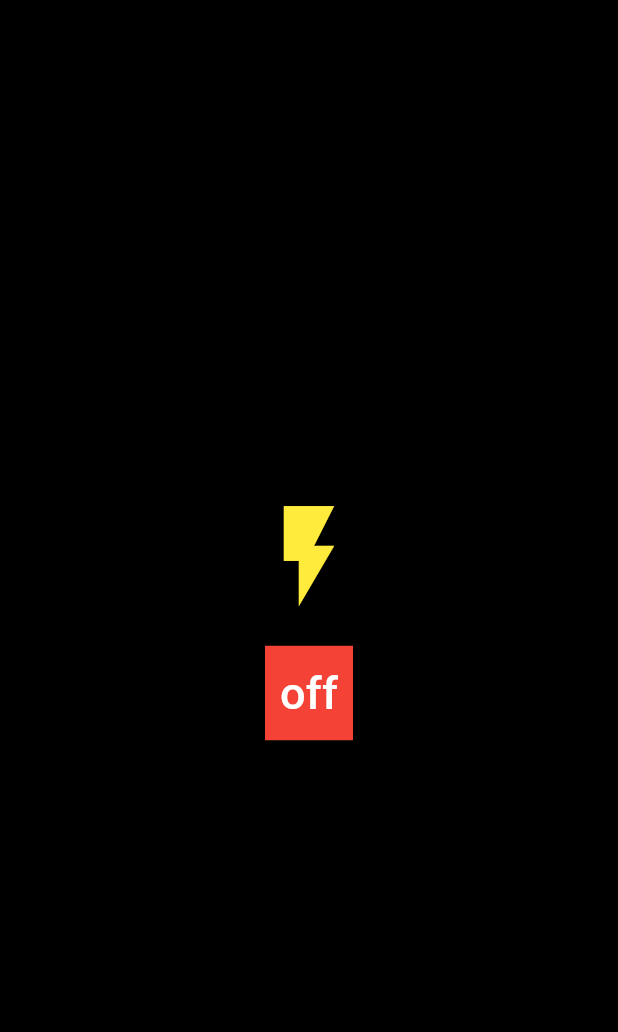
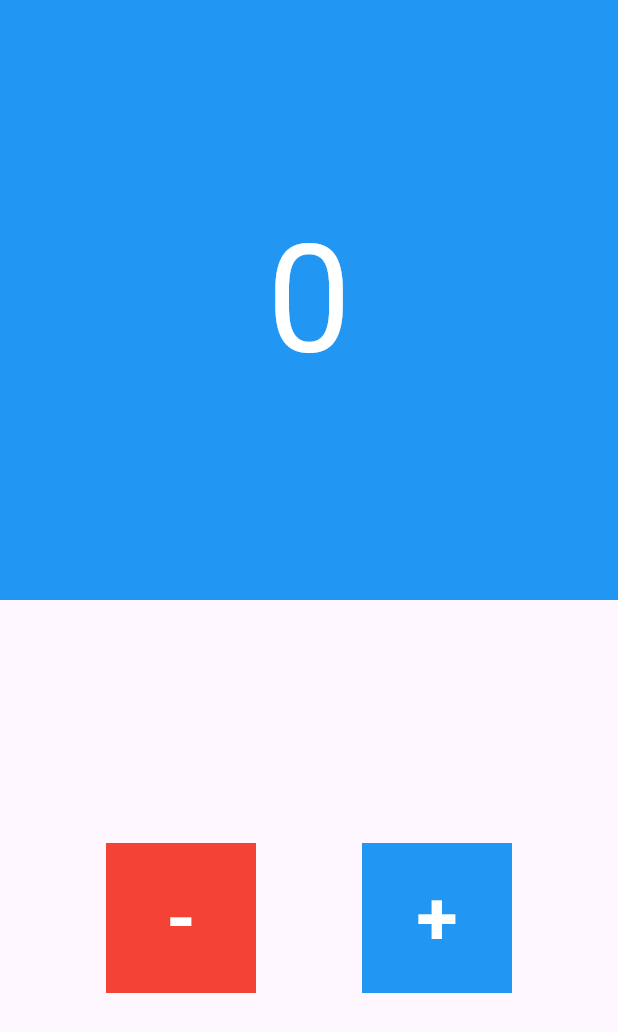
Before and after one commit to kirolos2550/counter, a Flutter app: the screen it shows after launch, on a phone screen of 412 x 824 dp. Shown: the top 1032 px of the screen. Run offline on Flutter 3.47's test engine with Material 3 defaults, Android fonts, the phone set to English and light mode, and no system bars.

Commit message:
add counter

```diff
--- /dev/null
+++ b/lib/counter.dart
@@ -0,0 +1,112 @@
+
+import 'package:flutter/material.dart';
+
+class counter extends StatefulWidget {
+  const counter({
+    super.key,
+  });
+
+  @override
+  State<counter> createState() => _CounterState();
+}
+
+class _CounterState extends State<counter> {
+  int counter = 0;
+  @override
+  Widget build(BuildContext context) {
+    return Scaffold(
+      body: Column(
+        children: [
+          counter_content(
+            counter: counter,
+          ),
+          const Spacer(),
+          Row(
+            mainAxisAlignment: MainAxisAlignment.spaceEvenly,
+            children: [
+              counterbtn(
+                data: '-',
+                color: Colors.red,
+                myOnTab: () {
+                  setState(() {
+                    if (counter <= 0) {
+                      counter = 0;
+                    } else {
+                      counter--;
+                    }
+                  });
+                },
+              ),
+              counterbtn(
+                data: '+',
+                myOnTab: () {
+                  setState(() {
+                    if (counter >= 10) {
+                      counter = 10;
+                    } else {
+                      counter++;
+                    }
+                  });
+                },
+              )
+            ],
+          ),
+          const Spacer()
+        ],
+      ),
+    );
+  }
+}
+
+
+class counter_content extends StatelessWidget {
+  final int counter;
+  const counter_content({
+    super.key,required this.counter
+  });
+
+  @override
+  Widget build(BuildContext context) {
+    return Container(
+      alignment: Alignment.center,
+      width: double.infinity,
+      height: 400,
+      color: Colors.blue,
+      child: Text(
+        '$counter',
+        style: TextStyle(color: Colors.white, fontSize: 100),
+      ),
+    );
+  }
+}
+
+
+class counterbtn extends StatelessWidget {
+  final String data;
+  final Color color;
+  void Function()? myOnTab ;
+  counterbtn({
+    super.key,
+    required this.data,
+    this.color = Colors.blue,
+    required this.myOnTab
+  });
+
+  @override
+  Widget build(BuildContext context) {
+    return InkWell(
+      onTap: myOnTab,
+      child: Container(
+        alignment: Alignment.center,
+        color: color,
+        width: 100,
+        height: 100,
+        child: Text(
+          data,
+          style: TextStyle(
+              color: Colors.white, fontWeight: FontWeight.bold, fontSize: 50),
+        ),
+      ),
+    );
+  }
+}
--- a/lib/main.dart
+++ b/lib/main.dart
@@ -1,6 +1,10 @@
+// ignore_for_file: unused_import
+
 import 'package:counter/basketball_splash.dart';
+import 'package:counter/counter.dart';
 import 'package:counter/flash_light.dart';
 import 'package:flutter/material.dart';
+
 
 void main() {
   runApp(const Counter());
@@ -13,7 +17,7 @@ class Counter extends StatelessWidget {
   Widget build(BuildContext context) {
     return MaterialApp(
       debugShowCheckedModeBanner: false,
-      home: FlashLight(),
+      home: counter(),
     );
   }
 }
```
